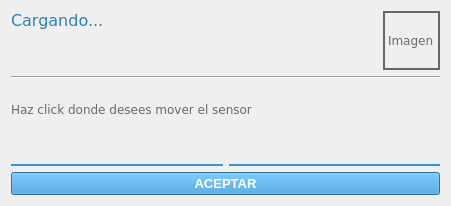
First picture: the form in mover_sensor.ui, repository RiaJ16/H-Tech_SIG, before the edit.
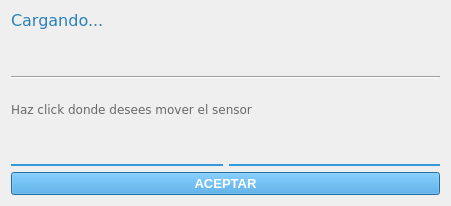
Second picture: the form after the edit. Icons and pictures are not drawn.

Patch:
```diff
--- a/mover_sensor.ui
+++ b/mover_sensor.ui
@@ -73,21 +73,23 @@
       </layout>
      </item>
      <item>
-      <widget class="QLabel" name="labelFoto">
+      <widget class="QPushButton" name="botonFoto">
        <property name="sizePolicy">
         <sizepolicy hsizetype="Fixed" vsizetype="Preferred">
          <horstretch>0</horstretch>
          <verstretch>0</verstretch>
         </sizepolicy>
        </property>
-       <property name="frameShape">
-        <enum>QFrame::WinPanel</enum>
-       </property>
-       <property name="frameShadow">
-        <enum>QFrame::Plain</enum>
+       <property name="styleSheet">
+        <string notr="true">color: black;
+background-color: transparent;
+border: 1px, solid;</string>
        </property>
        <property name="text">
-        <string>Imagen</string>
+        <string/>
+       </property>
+       <property name="flat">
+        <bool>true</bool>
        </property>
       </widget>
      </item>
```
